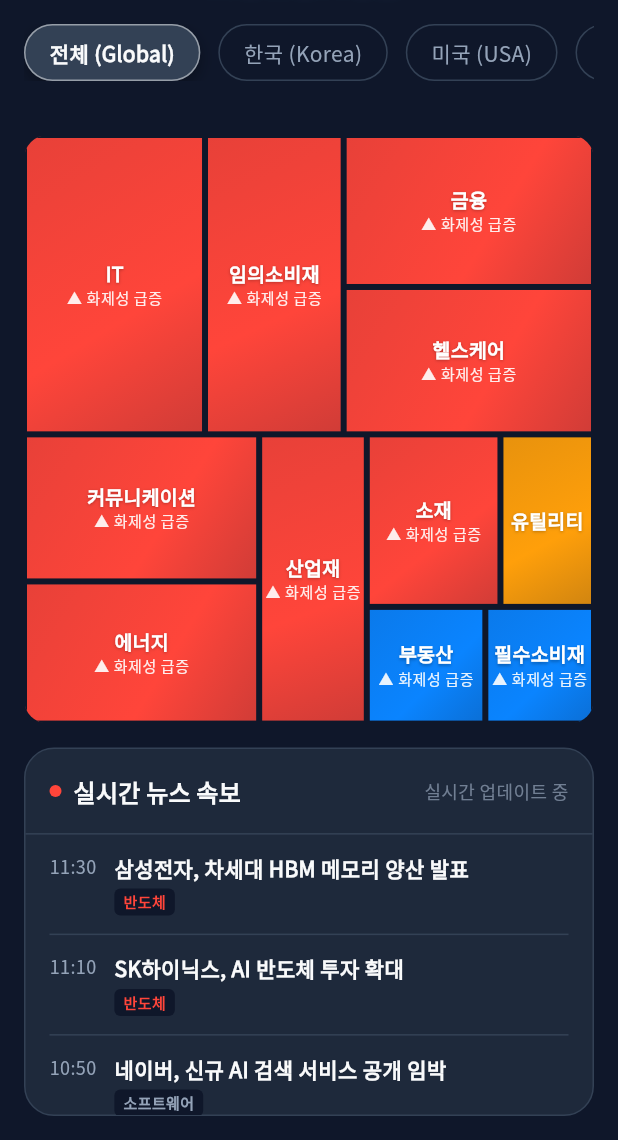
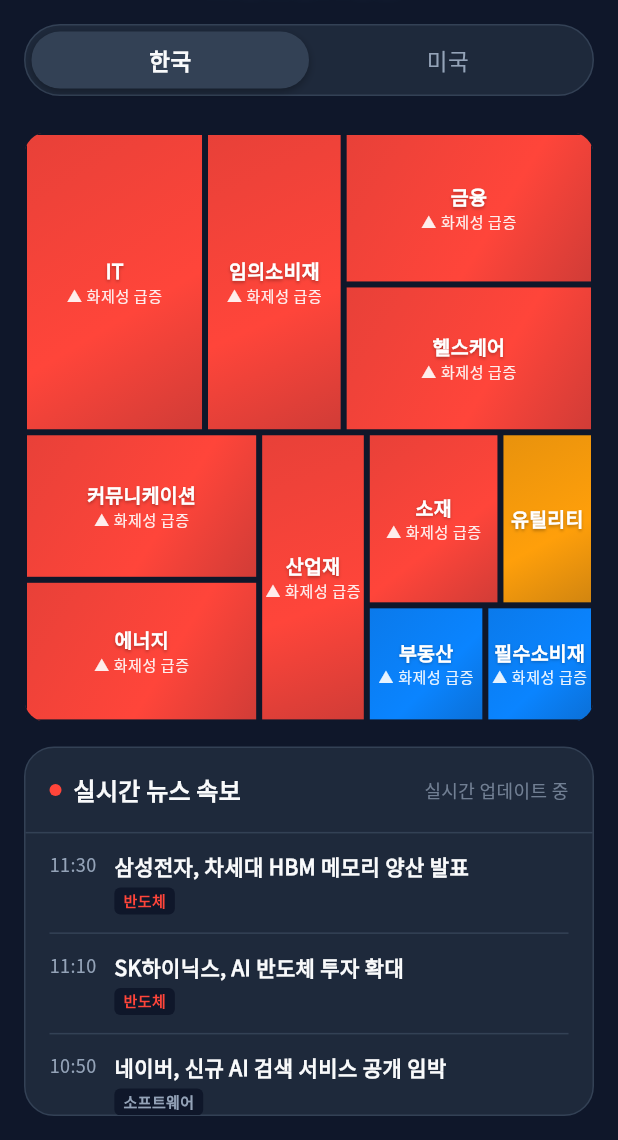
Before and after one commit to choichanwoo001/news_moa, a Flutter app: the screen it shows after launch, on a phone screen of 412 x 824 dp, the part 96-1236 px from its top. Run offline on Flutter 3.47's test engine with Material 3 defaults, Android fonts, the phone set to English and light mode, and no system bars; our stand-ins replace google_fonts.

Commit message:
feat: 하위 섹터 클릭 시 뉴스 리스트 전체 화면 보기 기능 구현

```diff
--- a/lib/screens/home_screen.dart
+++ b/lib/screens/home_screen.dart
@@ -14,7 +14,7 @@ class HomeScreen extends StatefulWidget {
 
 class _HomeScreenState extends State<HomeScreen> {
   int _selectedTabIndex = 0;
-  final List<String> _tabs = ["전체 (Global)", "한국 (Korea)", "미국 (USA)", "중국 (China)"];
+  final List<String> _tabs = ["한국", "미국"];
 
   // Dummy news data
   // Dummy news data
@@ -127,21 +127,27 @@ class _HomeScreenState extends State<HomeScreen> {
               child: Stack(
                 alignment: Alignment.center,
                 children: [
-                   if (_isCategoryLevel)
+                   if (_isCategoryLevel || _selectedSubSector != null)
                     Positioned(
                       left: 0,
                       child: IconButton(
                         icon: const Icon(Icons.arrow_back_ios_new, color: AppColors.textPrimary),
                         onPressed: () {
                           setState(() {
-                            _loadTopLevelCategories();
+                            if (_selectedSubSector != null) {
+                              _selectedSubSector = null; // Return to Level 2 (Sub-sector Heatmap)
+                            } else {
+                              _loadTopLevelCategories(); // Return to Level 1 (Main Categories)
+                            }
                           });
                         },
                       ),
                     ),
                   Center(
                     child: Text(
-                      _isCategoryLevel ? _selectedCategory!.name : 'NewsMoa',
+                      _selectedSubSector != null
+                          ? _selectedSubSector!.name
+                          : (_isCategoryLevel ? _selectedCategory!.name : 'NewsMoa'),
                       style: TextStyle(
                         fontFamily: 'Noto Sans KR',
                         fontSize: 28,
@@ -161,7 +167,8 @@ class _HomeScreenState extends State<HomeScreen> {
               ),
             ),
 
-            // Segmented Control (Dark Pill Style)
+            // Segmented Control (Dark Pill Style) - Hide when in news view
+            if (_selectedSubSector == null)
               Padding(
                 padding: const EdgeInsets.symmetric(horizontal: 16.0),
                 child: CustomTabBar(
@@ -171,19 +178,19 @@ class _HomeScreenState extends State<HomeScreen> {
                 ),
               ),
 
+            if (_selectedSubSector == null)
               const SizedBox(height: 24),
 
-
-
-            const SizedBox(height: 12),
-
-            // Main Content Area (Treemap)
+            // Main Content Area
+            if (_selectedSubSector != null)
+              // Full Screen News List
+              _buildFullPageNewsList()
+            else ...[
+              // Treemap
               Expanded(
-              flex: 3, // Give more space to the map
+                flex: 3,
                 child: Container(
                   margin: const EdgeInsets.symmetric(horizontal: 16.0),
-                // Removed explicit background color for cleaner look,
-                // allowing individual blocks to stand out against the dark bg
                   child: StockTreemap(
                     sectors: _currentSectors,
                     onSectorTap: _onSectorTap,
@@ -193,14 +200,114 @@ class _HomeScreenState extends State<HomeScreen> {
 
               const SizedBox(height: 16),
 
-             // Bottom Info / News Feed
+               // Bottom Info / News Feed (Mini)
               _buildLiveNewsFeed(),
+            ],
           ],
         ),
       ),
     );
   }
 
+  Widget _buildFullPageNewsList() {
+    final filteredItems = _newsItems.where((item) => item['sector'] == _selectedSubSector!.name).toList();
+
+    return Expanded(
+      child: Container(
+        margin: const EdgeInsets.fromLTRB(16, 0, 16, 0),
+        child: Column(
+          crossAxisAlignment: CrossAxisAlignment.start,
+          children: [
+            Padding(
+              padding: const EdgeInsets.only(bottom: 16.0, left: 8, right: 8),
+              child: Text(
+                '${_selectedSubSector!.name} 관련 주요 뉴스',
+                style: const TextStyle(
+                  color: AppColors.textPrimary,
+                  fontSize: 18,
+                  fontWeight: FontWeight.bold,
+                ),
+              ),
+            ),
+            Expanded(
+              child: filteredItems.isEmpty
+              ? const Center(
+                  child: Text(
+                    "관련된 최근 뉴스가 없습니다.",
+                    style: TextStyle(color: AppColors.textSecondary),
+                  ),
+                )
+              : ListView.separated(
+                  padding: const EdgeInsets.only(bottom: 16),
+                  itemCount: filteredItems.length,
+                  separatorBuilder: (context, index) => const Divider(
+                    height: 1,
+                    color: AppColors.surfaceHighlight,
+                  ),
+                  itemBuilder: (context, index) {
+                    final item = filteredItems[index];
+                    final isHighlight = item['highlight'] == "true";
+
+                    return Container(
+                      margin: const EdgeInsets.symmetric(vertical: 8),
+                      padding: const EdgeInsets.all(16),
+                      decoration: BoxDecoration(
+                        color: AppColors.surface,
+                        borderRadius: BorderRadius.circular(16),
+                        border: Border.all(color: AppColors.surfaceHighlight),
+                      ),
+                      child: Column(
+                        crossAxisAlignment: CrossAxisAlignment.start,
+                        children: [
+                          Row(
+                            children: [
+                              Container(
+                                padding: const EdgeInsets.symmetric(horizontal: 8, vertical: 4),
+                                decoration: BoxDecoration(
+                                  color: AppColors.background,
+                                  borderRadius: BorderRadius.circular(6),
+                                ),
+                                child: Text(
+                                  item['sector']!,
+                                  style: TextStyle(
+                                    color: AppColors.getSectorColor(item['sector']!),
+                                    fontSize: 11,
+                                    fontWeight: FontWeight.bold,
+                                  ),
+                                ),
+                              ),
+                              const SizedBox(width: 8),
+                              Text(
+                                item['time']!,
+                                style: const TextStyle(
+                                  color: AppColors.textSecondary,
+                                  fontSize: 12,
+                                  fontWeight: FontWeight.w500,
+                                ),
+                              ),
+                            ],
+                          ),
+                          const SizedBox(height: 12),
+                          Text(
+                            item['title']!,
+                            style: TextStyle(
+                              color: isHighlight ? AppColors.textPrimary : AppColors.textSecondary,
+                              fontSize: 16,
+                              fontWeight: isHighlight ? FontWeight.bold : FontWeight.w500,
+                              height: 1.3,
+                            ),
+                          ),
+                        ],
+                      ),
+                    );
+                  },
+                ),
+            ),
+          ],
+        ),
+      ),
+    );
+  }
 
   Widget _buildLiveNewsFeed() {
     return Expanded(
@@ -237,9 +344,7 @@ class _HomeScreenState extends State<HomeScreen> {
                   ),
                   const Spacer(),
                   Text(
-                    _selectedSubSector != null
-                      ? '${_selectedSubSector!.name} 관련 뉴스'
-                      : '실시간 업데이트 중',
+                    '실시간 업데이트 중',
                     style: TextStyle(
                       color: AppColors.textSecondary.withOpacity(0.7),
                       fontSize: 12,
@@ -252,9 +357,7 @@ class _HomeScreenState extends State<HomeScreen> {
             Expanded(
               child: ListView.separated(
                 padding: const EdgeInsets.only(bottom: 8),
-                itemCount: _selectedSubSector != null
-                    ? _newsItems.where((item) => item['sector'] == _selectedSubSector!.name).length
-                    : _newsItems.length,
+                itemCount: _newsItems.length,
                 separatorBuilder: (context, index) => const Divider(
                   height: 1,
                   color: AppColors.surfaceHighlight,
@@ -262,19 +365,7 @@ class _HomeScreenState extends State<HomeScreen> {
                   endIndent: 16
                 ),
                 itemBuilder: (context, index) {
-                  // Filtering logic
-                  final filteredItems = _selectedSubSector != null
-                      ? _newsItems.where((item) => item['sector'] == _selectedSubSector!.name).toList()
-                      : _newsItems;
-
-                  if (filteredItems.isEmpty) {
-                     return const Padding(
-                       padding: EdgeInsets.all(16.0),
-                       child: Center(child: Text("관련 뉴스가 없습니다.", style: TextStyle(color: AppColors.textSecondary))),
-                     );
-                  }
-
-                  final item = filteredItems[index];
+                  final item = _newsItems[index];
                   final isHighlight = item['highlight'] == "true";
 
                   return Padding(
@@ -315,7 +406,7 @@ class _HomeScreenState extends State<HomeScreen> {
                                 child: Text(
                                   item['sector']!,
                                   style: TextStyle(
-                                    color: AppColors.getSectorColor(item['sector']!), // Helper method usage assumption or fallback
+                                    color: AppColors.getSectorColor(item['sector']!),
                                     fontSize: 10,
                                     fontWeight: FontWeight.bold,
                                   ),
--- a/lib/widgets/custom_tab_bar.dart
+++ b/lib/widgets/custom_tab_bar.dart
@@ -15,44 +15,47 @@ class CustomTabBar extends StatelessWidget {
 
   @override
   Widget build(BuildContext context) {
-    return SingleChildScrollView(
-      scrollDirection: Axis.horizontal,
+    return Container(
+      height: 48,
+      padding: const EdgeInsets.all(4),
+      decoration: BoxDecoration(
+        color: AppColors.surface,
+        borderRadius: BorderRadius.circular(30),
+        border: Border.all(color: AppColors.surfaceHighlight),
+      ),
       child: Row(
         children: tabs.asMap().entries.map((entry) {
           final int index = entry.key;
           final String title = entry.value;
           final bool isSelected = index == selectedIndex;
 
-          return GestureDetector(
+          return Expanded(
+            child: GestureDetector(
               onTap: () => onTabSelected(index),
               child: AnimatedContainer(
                 duration: const Duration(milliseconds: 200),
-              margin: const EdgeInsets.only(right: 12),
-              padding: const EdgeInsets.symmetric(horizontal: 16, vertical: 8),
                 decoration: BoxDecoration(
                   color: isSelected ? AppColors.surfaceHighlight : Colors.transparent,
-                borderRadius: BorderRadius.circular(20),
-                border: Border.all(
-                  color: isSelected ? AppColors.textPrimary.withOpacity(0.5) : AppColors.surfaceHighlight,
-                  width: 1,
-                ),
+                  borderRadius: BorderRadius.circular(24),
                   boxShadow: isSelected
                       ? [
                           BoxShadow(
                             color: Colors.black.withOpacity(0.3),
-                          blurRadius: 8,
-                          offset: const Offset(0, 4),
+                            blurRadius: 4,
+                            offset: const Offset(0, 2),
                           )
                         ]
                       : [],
                 ),
+                alignment: Alignment.center,
                 child: Text(
                   title,
                   style: TextStyle(
                     fontFamily: 'Noto Sans KR',
                     color: isSelected ? AppColors.textPrimary : AppColors.textSecondary,
-                  fontWeight: isSelected ? FontWeight.bold : FontWeight.normal,
-                  fontSize: 14,
+                    fontWeight: isSelected ? FontWeight.bold : FontWeight.w500,
+                    fontSize: 15,
+                  ),
                 ),
               ),
             ),
```
Lines whose indentation alone changed are shown as unchanged.
